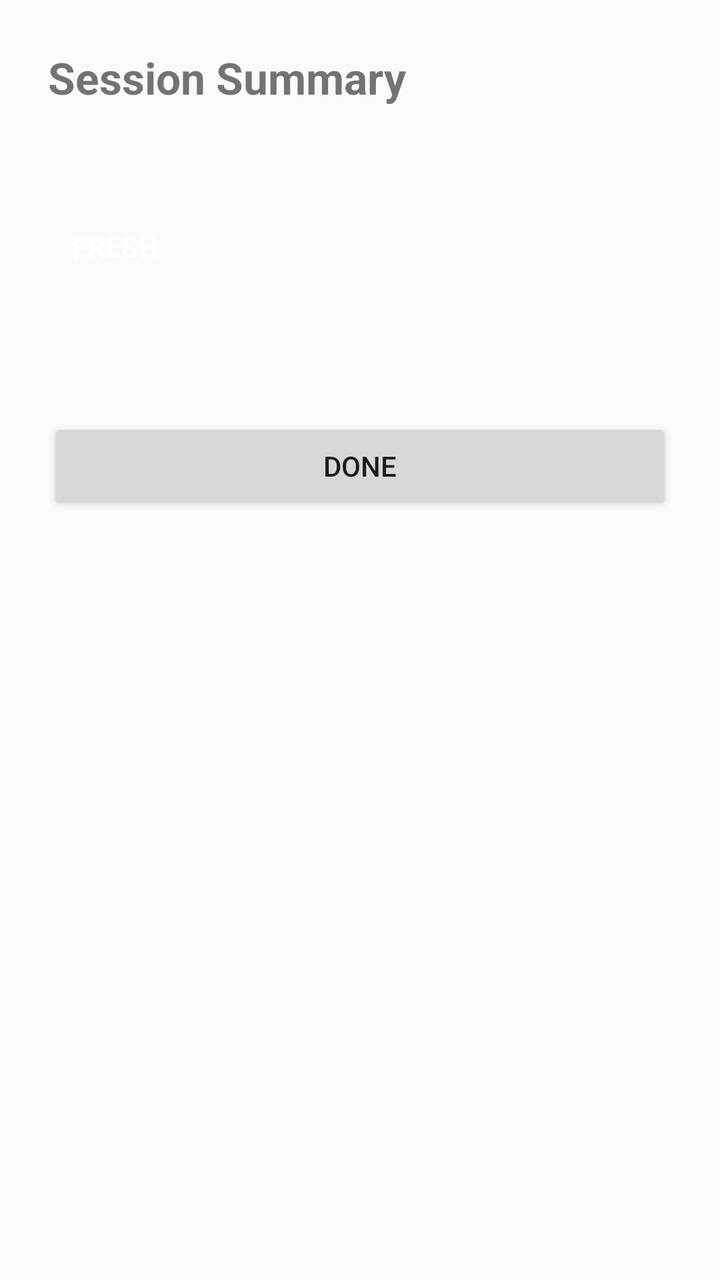
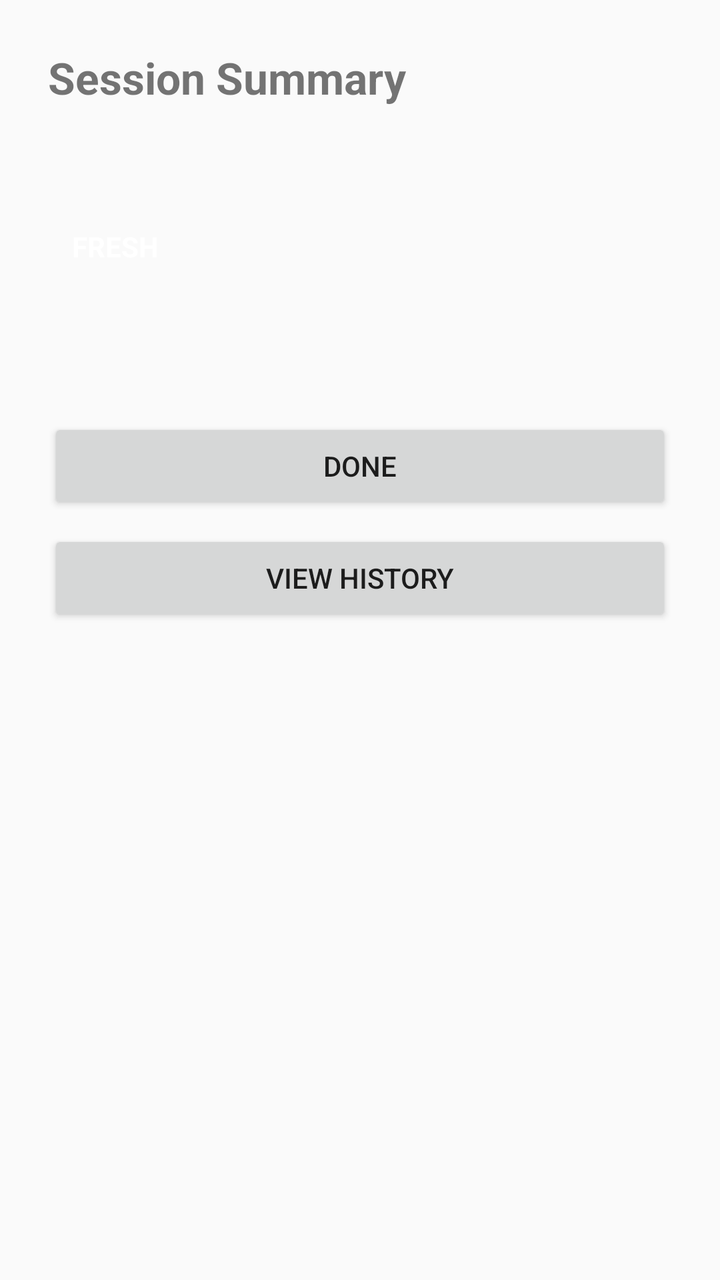

The first picture is an Android layout as it rendered before a commit; the second is the same layout after the commit. The layout source and the unified diff follow.
<!-- AndroidManifest.xml: application theme AppTheme -->
<!-- res/layout/activity_session_summary.xml -->
<?xml version="1.0" encoding="utf-8"?>
<ScrollView xmlns:android="http://schemas.android.com/apk/res/android"
    android:layout_width="match_parent"
    android:layout_height="match_parent"
    android:padding="24dp">

    <LinearLayout
        android:layout_width="match_parent"
        android:layout_height="wrap_content"
        android:orientation="vertical">

        <TextView
            android:id="@+id/txtSummaryTitle"
            android:layout_width="match_parent"
            android:layout_height="wrap_content"
            android:text="Session Summary"
            android:textSize="22sp"
            android:textStyle="bold"
            android:layout_marginBottom="16dp" />

        <TextView
            android:id="@+id/txtSummaryStats"
            android:layout_width="match_parent"
            android:layout_height="wrap_content"
            android:textSize="15sp"
            android:lineSpacingMultiplier="1.4"
            android:layout_marginBottom="20dp"
            android:text="" />

        <TextView
            android:id="@+id/txtFatigueBadge"
            android:layout_width="wrap_content"
            android:layout_height="wrap_content"
            android:paddingStart="12dp"
            android:paddingEnd="12dp"
            android:paddingTop="4dp"
            android:paddingBottom="4dp"
            android:textColor="#FFFFFFFF"
            android:textStyle="bold"
            android:textSize="14sp"
            android:layout_marginBottom="20dp"
            android:text="FRESH" />

        <TextView
            android:id="@+id/txtRecommendation"
            android:layout_width="match_parent"
            android:layout_height="wrap_content"
            android:textSize="15sp"
            android:lineSpacingMultiplier="1.5"
            android:layout_marginBottom="32dp"
            android:text="" />

        <Button
            android:id="@+id/btnSummaryDone"
            android:layout_width="match_parent"
            android:layout_height="wrap_content"
            android:text="Done" />

    </LinearLayout>
</ScrollView>
<!-- resources referenced by this layout -->
<resources>
  <style name="AppTheme" parent="Theme.AppCompat.Light.NoActionBar">
          <item name="colorPrimary">@color/colorPrimary</item>
          <item name="colorPrimaryDark">@color/colorPrimaryDark</item>
          <item name="colorAccent">@color/colorAccent</item>
      </style>
  <color name="colorPrimary">#1DE9B6</color>
  <color name="colorPrimaryDark">#1DE9B6</color>
  <color name="colorAccent">#FF5722</color>
</resources>

<!-- the commit's change to res/layout/activity_session_summary.xml (unified diff, before → after) -->
@@ -56,5 +56,12 @@
             android:layout_height="wrap_content"
             android:text="Done" />
 
+        <Button
+            android:id="@+id/btnViewHistory"
+            android:layout_width="match_parent"
+            android:layout_height="wrap_content"
+            android:layout_marginTop="8dp"
+            android:text="View History" />
+
     </LinearLayout>
 </ScrollView>
